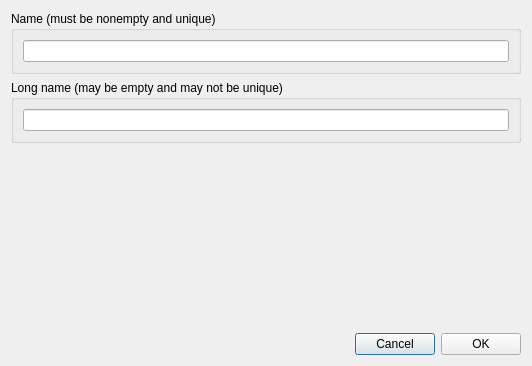
This is fet/src/interface/modifyhourform_template.ui in vonmecheln/fet as Qt 5 draws it before an edit. The edited form follows.
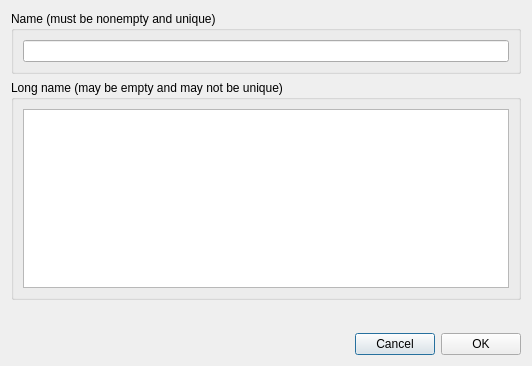
This is the edited form.

The edit to the form file:
```diff
--- a/fet/src/interface/modifyhourform_template.ui
+++ b/fet/src/interface/modifyhourform_template.ui
@@ -33,7 +33,7 @@
      </property>
      <layout class="QGridLayout" name="gridLayout_2">
       <item row="0" column="0">
-       <widget class="QLineEdit" name="longNameLineEdit"/>
+       <widget class="QTextEdit" name="longNameTextEdit"/>
       </item>
      </layout>
     </widget>
```
